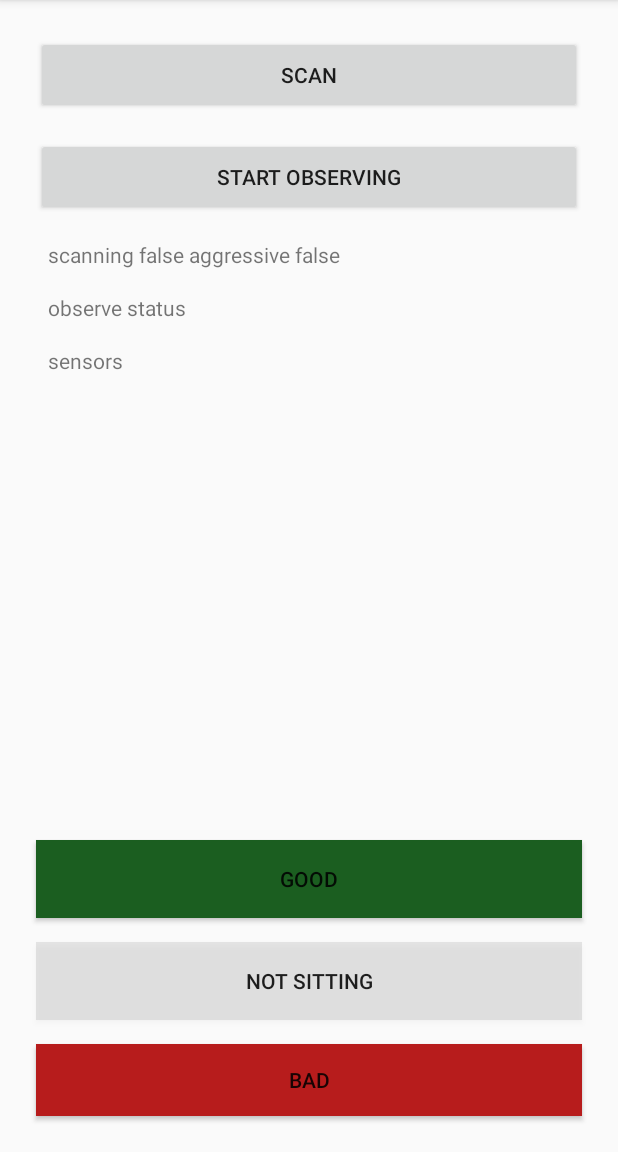
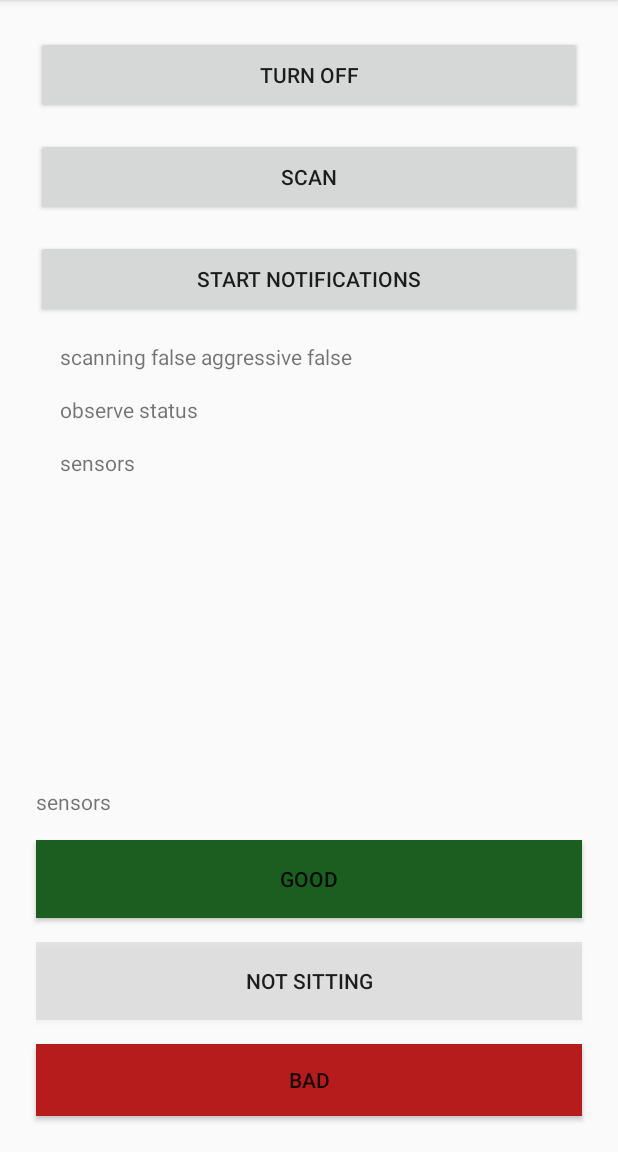
Before and after one commit to metaflow/posture, an Android app: the screen it shows after launch (MainActivity), on a phone screen of 412 x 824 dp, the part 84-1236 px from its top. Run offline under Robolectric (Android 15) with nearby library versions, the phone set to English and light mode, and no system bars; our stand-ins replace Room's generated code.

Commit message:
toggle on / off whole app

```diff
--- a/app/app/src/main/java/com/example/posture/AppDatabase.kt
+++ b/app/app/src/main/java/com/example/posture/AppDatabase.kt
@@ -10,7 +10,7 @@ import androidx.room.RoomDatabase
     version = 2,
     exportSchema = false
 )
-abstract class AppDatabase : RoomDatabase() {
+abstract class AppDatabase protected constructor() : RoomDatabase() {
     abstract fun sensors(): SensorEntityDao
     abstract fun events(): PostureEventDao
 
--- a/app/app/src/main/java/com/example/posture/MainActivity.kt
+++ b/app/app/src/main/java/com/example/posture/MainActivity.kt
@@ -25,7 +25,7 @@ val serviceUUID = UUID.fromString("6a800001-b5a3-f393-e0a9-e50e24dcca9e")!!
 val characteristicUUID = UUID.fromString("6a806050-b5a3-f393-e0a9-e50e24dcca9e")!!
 val enableNotificationDescriptorUUID = UUID.fromString("00002902-0000-1000-8000-00805f9b34fb")!!
 
-class MainActivity : AppCompatActivity(), PostureServiceObserver {
+class MainActivity : AppCompatActivity(), PostureServiceObserver, MediatorObserver {
 
     private val ENABLE_BLUETOOTH_REQUEST = 0
     private lateinit var sensorsViewModel: SensorsViewModel
@@ -67,6 +67,7 @@ class MainActivity : AppCompatActivity(), PostureServiceObserver {
                 "scanning ${status.first} aggressive ${status.second}"
             findViewById<Button>(R.id.scan).text = if (status.first) "STOP SCANNING" else "SCAN"
         })
+        Mediator.getInstance().addObserver(this)
         startPostureService()
         Sensors.getInstance(this).addObserver(sensorsViewModel)
     }
@@ -142,13 +143,12 @@ class MainActivity : AppCompatActivity(), PostureServiceObserver {
         }
     }
 
-    var observeNotifications = false
+    fun toggleApp(view: View) {
+        Mediator.getInstance().appEnabled = !Mediator.getInstance().appEnabled
+    }
+
     fun toggleObserveNotifications(view: View) {
-        val intent = Intent(applicationContext, PostureService::class.java)
-        observeNotifications = !observeNotifications
-        intent.putExtra("ObserverNotifications", observeNotifications)
-        startService(intent)
-        PostureService.getInstance()?.addObserver(this)
+        Mediator.getInstance().observeNotifications = !Mediator.getInstance().observeNotifications
     }
 
     override fun onActivityResult(requestCode: Int, resultCode: Int, data: Intent?) {
@@ -162,10 +162,17 @@ class MainActivity : AppCompatActivity(), PostureServiceObserver {
     }
 
     override fun onNotificationScheduled(nextNotification: Instant?) {
-        this.observeNotifications = nextNotification != null
-        findViewById<Button>(R.id.toggleObserveButton).text =
-            if (observeNotifications) "Stop observations" else "Start observations"
         findViewById<TextView>(R.id.notificationStatusText).text =
             "next nofication $nextNotification"
     }
+
+    override fun onUserToggleApp(on: Boolean) {
+        findViewById<Button>(R.id.onOffButton).text = if (on) "Turn off" else "Turn on"
+    }
+
+    override fun onUserToggleNotifications(value: Boolean) {
+        super.onUserToggleNotifications(value)
+        findViewById<Button>(R.id.toggleObserveButton).text =
+            if (value) "Stop notifications" else "Start notifications"
+    }
 }
--- /dev/null
+++ b/app/app/src/main/java/com/example/posture/Mediator.kt
@@ -0,0 +1,50 @@
+package com.example.posture
+
+import java.lang.ref.WeakReference
+import java.util.*
+
+interface MediatorObserver {
+    fun onUserToggleApp(on: Boolean) {}
+    fun onUserToggleNotifications(value: Boolean) {}
+}
+
+class Mediator private constructor() {
+    companion object {
+        @Volatile
+        private var INSTANCE: Mediator? = null
+
+        fun getInstance(): Mediator {
+            val tempInstance = INSTANCE
+            if (tempInstance != null) {
+                return tempInstance
+            }
+            synchronized(this) {
+                val instance = Mediator()
+                INSTANCE = instance
+                return instance
+            }
+        }
+    }
+
+    val observers = LinkedList<WeakReference<MediatorObserver>>()
+
+    fun addObserver(o: MediatorObserver) {
+        observers.push(WeakReference(o))
+        o.onUserToggleApp(appEnabled)
+        o.onUserToggleNotifications(observeNotifications)
+    }
+
+    var appEnabled = true
+        get() = field
+        set(value) {
+            field = value
+            observers.forEach { o -> o.get()?.onUserToggleApp(value) }
+        }
+
+    var observeNotifications = false
+        get() = field
+        set(value) {
+            field = value
+            observers.forEach { o -> o.get()?.onUserToggleNotifications(value) }
+        }
+}
--- a/app/app/src/main/res/layout/activity_main.xml
+++ b/app/app/src/main/res/layout/activity_main.xml
@@ -5,36 +5,6 @@
     android:layout_width="match_parent"
     android:layout_height="match_parent"
     tools:context=".MainActivity">
-
-    <TextView
-        android:id="@+id/rawtext"
-        android:layout_width="wrap_content"
-        android:layout_height="wrap_content"
-        android:layout_marginLeft="32dp"
-        android:layout_marginTop="16dp"
-        android:text="sensors"
-        app:layout_constraintLeft_toLeftOf="parent"
-        app:layout_constraintTop_toBottomOf="@+id/notificationStatusText" />
-
-    <TextView
-        android:id="@+id/scanstatus"
-        android:layout_width="wrap_content"
-        android:layout_height="wrap_content"
-        android:layout_marginLeft="32dp"
-        android:layout_marginTop="16dp"
-        android:text="scan status"
-        app:layout_constraintLeft_toLeftOf="parent"
-        app:layout_constraintTop_toBottomOf="@+id/toggleObserveButton" />
-
-    <TextView
-        android:id="@+id/notificationStatusText"
-        android:layout_width="wrap_content"
-        android:layout_height="wrap_content"
-        android:layout_marginLeft="32dp"
-        android:layout_marginTop="16dp"
-        android:text="observe status"
-        app:layout_constraintLeft_toLeftOf="parent"
-        app:layout_constraintTop_toBottomOf="@+id/scanstatus" />
 
     <Button
         android:id="@+id/recordGood"
@@ -86,14 +56,68 @@
         android:layout_width="0dp"
         android:layout_height="52dp"
         android:layout_marginStart="24dp"
-        android:layout_marginTop="24dp"
+        android:layout_marginTop="16dp"
         android:layout_marginEnd="24dp"
         android:onClick="forceScan"
         android:text="Scan"
         app:layout_constraintEnd_toEndOf="parent"
-        app:layout_constraintHorizontal_bias="0.545"
+        app:layout_constraintHorizontal_bias="1.0"
+        app:layout_constraintStart_toStartOf="parent"
+        app:layout_constraintTop_toBottomOf="@+id/onOffButton" />
+
+    <Button
+        android:id="@+id/onOffButton"
+        android:layout_width="0dp"
+        android:layout_height="52dp"
+        android:layout_marginStart="24dp"
+        android:layout_marginTop="24dp"
+        android:layout_marginEnd="24dp"
+        android:onClick="toggleApp"
+        android:text="On"
+        app:layout_constraintEnd_toEndOf="parent"
+        app:layout_constraintHorizontal_bias="0.0"
         app:layout_constraintStart_toStartOf="parent"
         app:layout_constraintTop_toTopOf="parent" />
+
+    <TextView
+        android:id="@+id/rawtext"
+        android:layout_width="wrap_content"
+        android:layout_height="wrap_content"
+        android:layout_marginLeft="40dp"
+        android:layout_marginTop="16dp"
+        android:text="sensors"
+        app:layout_constraintLeft_toLeftOf="parent"
+        app:layout_constraintTop_toBottomOf="@+id/notificationStatusText" />
+
+    <TextView
+        android:id="@+id/decisionText"
+        android:layout_width="wrap_content"
+        android:layout_height="0dp"
+        android:layout_marginLeft="24dp"
+        android:layout_marginBottom="16dp"
+        android:text="sensors"
+        app:layout_constraintBottom_toTopOf="@+id/recordGood"
+        app:layout_constraintLeft_toLeftOf="parent" />
+
+    <TextView
+        android:id="@+id/scanstatus"
+        android:layout_width="wrap_content"
+        android:layout_height="wrap_content"
+        android:layout_marginLeft="40dp"
+        android:layout_marginTop="16dp"
+        android:text="scan status"
+        app:layout_constraintLeft_toLeftOf="parent"
+        app:layout_constraintTop_toBottomOf="@+id/toggleObserveButton" />
+
+    <TextView
+        android:id="@+id/notificationStatusText"
+        android:layout_width="wrap_content"
+        android:layout_height="wrap_content"
+        android:layout_marginLeft="40dp"
+        android:layout_marginTop="16dp"
+        android:text="observe status"
+        app:layout_constraintLeft_toLeftOf="parent"
+        app:layout_constraintTop_toBottomOf="@+id/scanstatus" />
 
     <Button
         android:id="@+id/toggleObserveButton"
@@ -105,7 +129,7 @@
         android:onClick="toggleObserveNotifications"
         android:text="Start observing"
         app:layout_constraintEnd_toEndOf="parent"
-        app:layout_constraintHorizontal_bias="0.727"
+        app:layout_constraintHorizontal_bias="1.0"
         app:layout_constraintStart_toStartOf="parent"
         app:layout_constraintTop_toBottomOf="@+id/scan" />
 
```
Also changed, not shown: app/app/src/main/java/com/example/posture/GattCallback.kt (+11 -0 lines), app/app/src/main/java/com/example/posture/PostureService.kt (+19 -13 lines), app/app/src/main/java/com/example/posture/Sensors.kt (+12 -13 lines).
